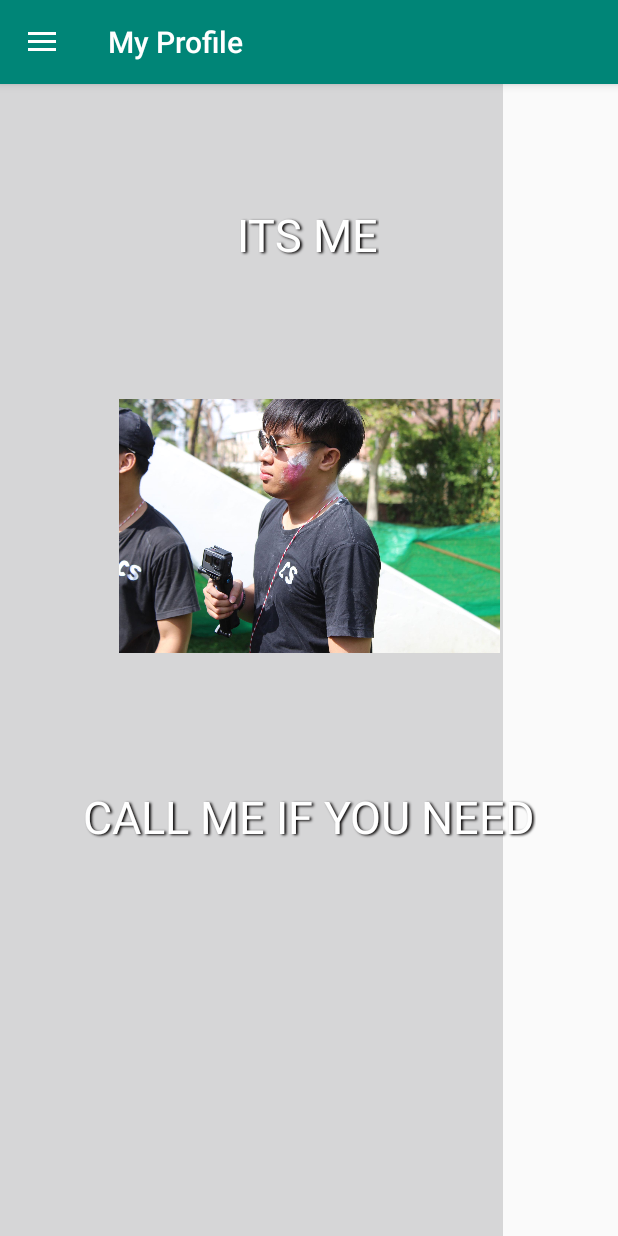
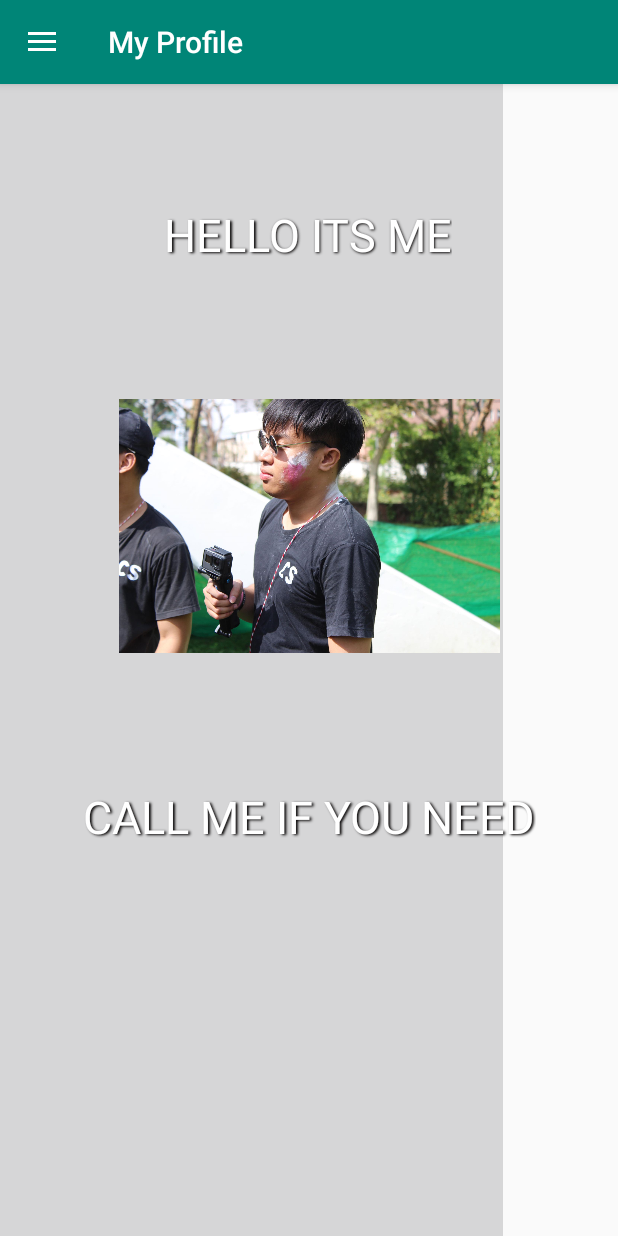
Before and after one commit to KlawitChanyut/MyFirstApp, an Android app: the screen it shows after launch (MainActivity), on a phone screen of 412 x 824 dp. Run offline under Robolectric (Android 15) with nearby library versions, the phone set to English and light mode, and no system bars; our stand-ins replace data binding, navigation-ui; Roboto replaces fonts that are not available here.

Commit message:
Add hello in strings.xml

```diff
--- a/app/src/main/res/values/strings.xml
+++ b/app/src/main/res/values/strings.xml
@@ -44,7 +44,7 @@
     <string name="e_mail">Klawitchanyut@gmail.com</string>
     <string name="steam">F - Squadron</string>
     <string name="contact">Contact</string>
-    <string name="it_me">Its me</string>
+    <string name="it_me">Hello Its me</string>
     <string name="call_me">Call me if you need</string>
     <string name="title_fragment">My Profile</string>
     <string name="about_klawit">About Me</string>
```
